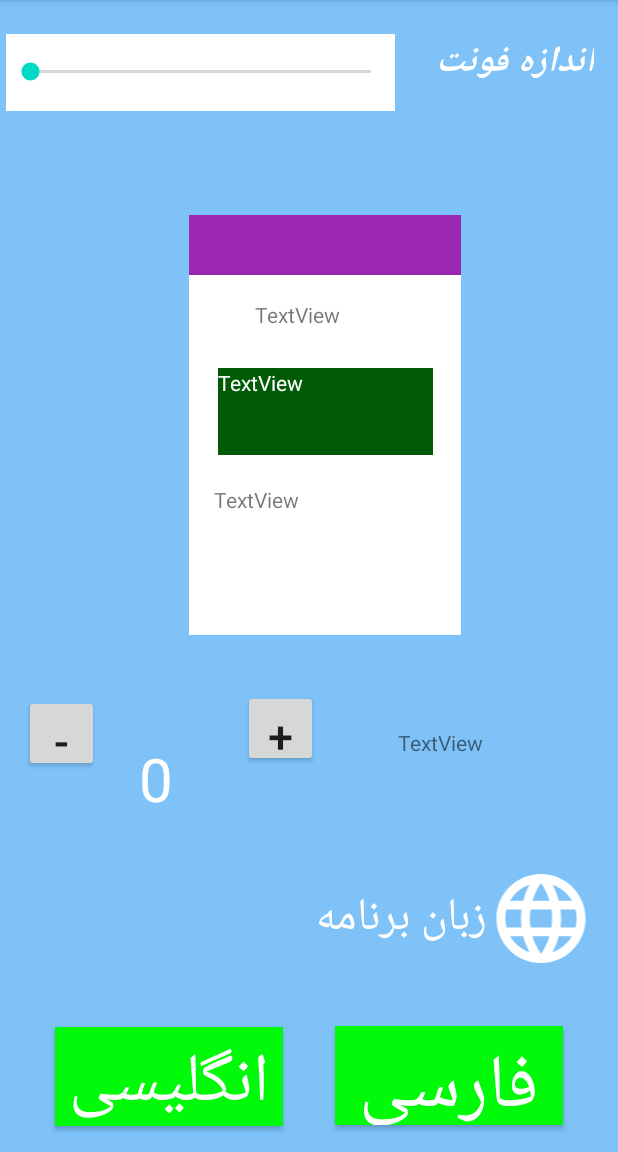
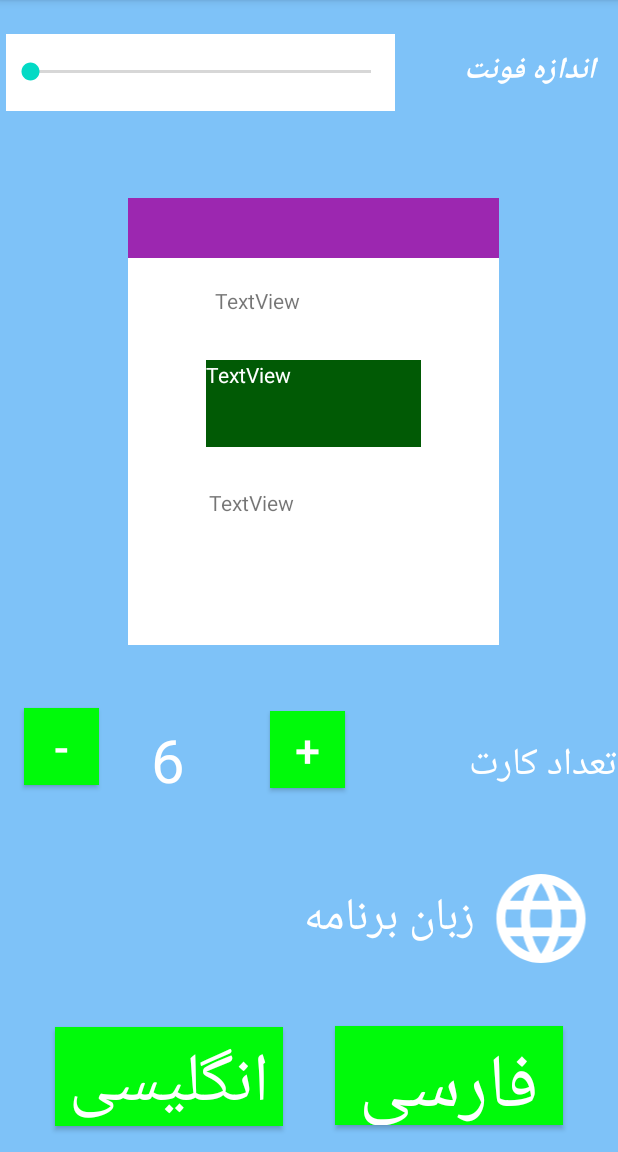
Before and after one commit to arshia2000/leitnary, an Android app: the Setting screen opened directly, with no data from a screen before it, after a tap on "فارسی", on a phone screen of 412 x 824 dp, the part 84-1236 px from its top. Run offline under Robolectric (Android 15) with nearby library versions, the phone set to English and light mode, and no system bars.

Commit message:
setting5

```diff
--- a/app/src/main/AndroidManifest.xml
+++ b/app/src/main/AndroidManifest.xml
@@ -16,14 +16,14 @@
         android:theme="@style/AppTheme">
         <activity android:name=".ui.AddCard"></activity>
         <activity android:name=".ui.Setting"></activity>
-        <activity android:name=".ui.Splash">
+        <activity android:name=".MainActivity">
             <intent-filter>
                 <action android:name="android.intent.action.MAIN" />
 
                 <category android:name="android.intent.category.LAUNCHER" />
             </intent-filter>
         </activity>
-        <activity android:name=".MainActivity"></activity>
+       <activity android:name=".ui.Splash"></activity>
     </application>
 
 </manifest>
--- a/app/src/main/java/com/avmhl/leitnary/sharedPreferences/Save.java
+++ b/app/src/main/java/com/avmhl/leitnary/ui/Save.java
@@ -1,4 +1,4 @@
-package com.avmhl.leitnary.sharedPreferences;
+package com.avmhl.leitnary.ui;
 
 public class Save
 {
@@ -7,7 +7,7 @@ public class Save
     public static final String color_back = "color_back";
     public static final String text_size = "text_size";
     public static final String language = "language";
-    public static final String carte = "carte";
+    public static final String cart = "5";
 
 
 
--- a/app/src/main/java/com/avmhl/leitnary/ui/Setting.java
+++ b/app/src/main/java/com/avmhl/leitnary/ui/Setting.java
@@ -1,38 +1,44 @@
 package com.avmhl.leitnary.ui;
 
-import android.content.Intent;
 import android.content.SharedPreferences;
-import android.graphics.Color;
 import android.os.Bundle;
 import android.view.View;
 import android.widget.Button;
 import android.widget.SeekBar;
 import android.widget.TextView;
+import android.widget.Toast;
 
 import androidx.appcompat.app.AppCompatActivity;
 
 import com.avmhl.leitnary.R;
-import com.avmhl.leitnary.sharedPreferences.Save;
 
 public class Setting extends AppCompatActivity {
 
     Button button1, button2, button3, button4, button5;
     SeekBar seekBar;
-    TextView textView1, textView2;
+    TextView textView1, textView2, textView3;
+    SharedPreferences sharedPreferences;
+
+    String lanquage, cart;
+    int carte;
+
 
     @Override
     protected void onCreate(Bundle savedInstanceState) {
         super.onCreate(savedInstanceState);
         setContentView(R.layout.setting);
         inet();
+        SharedPreferences share = getSharedPreferences("share", MODE_PRIVATE);
+        SharedPreferences.Editor edit = share.edit();
+        cart = share.getString(Save.cart, "");
+        textView3.setText(cart);
 
 
     }
 
 
-
     private void inet() {
-
+        textView3 = findViewById(R.id.carteee);
         textView1 = findViewById(R.id.text_halat);
         textView2 = findViewById(R.id.text_font);
         button1 = findViewById(R.id.btn_fa);
@@ -44,32 +50,55 @@ public class Setting extends AppCompatActivity {
 
 
     public void en(View view) {
-    }
-    public void fa(View view) {
+        lanquage = "english";
+        SharedPreferences share = getSharedPreferences("share", MODE_PRIVATE);
+        SharedPreferences.Editor edit = share.edit();
+        edit.putString(Save.language, lanquage);
+        edit.commit();
+
     }
 
-    public void aplly(View view)
-    {
-        SharedPreferences share = getSharedPreferences ( "share",MODE_PRIVATE );
-        SharedPreferences.Editor edit = share.edit ();
-        edit.putString ( Save.color_text,"#000000" );
-        edit.putString ( Save.color_back,"#FFFFFF" );
-        edit.putString ( Save.text_size,"0");
-        edit.putString(Save.language,"persian");
-        edit.commit ();
+    public void fa(View view) {
+
+        lanquage = "persian";
+        SharedPreferences share = getSharedPreferences("share", MODE_PRIVATE);
+        SharedPreferences.Editor edit = share.edit();
+        edit.putString(Save.language, lanquage);
+        edit.commit();
+    }
+
+
+    public void mines(View view) {
+        carte = Integer.parseInt(cart);
+        if (carte == 1) {
+            Toast.makeText(Setting.this, "کم تر نمیشود", Toast.LENGTH_SHORT).show();
+        } else {
+            carte = carte - 1;
+            cart = String.valueOf(carte);
+            String sdcart = cart;
+            textView3.setText(cart);
+            SharedPreferences share = getSharedPreferences("share", MODE_PRIVATE);
+            SharedPreferences.Editor edit = share.edit();
+            edit.putString(Save.cart, sdcart);
+            edit.commit();
+        }
+
+    }
+
+    public void pluse(View view) {
+        carte = Integer.parseInt(cart);
+        if (carte == 10) {
+            Toast.makeText(Setting.this, "بیش تر نمی شود ", Toast.LENGTH_SHORT).show();
+        } else {
+            carte = carte + 1;
+            cart = String.valueOf(carte);
+            textView3.setText(cart);
+            SharedPreferences share = getSharedPreferences("share", MODE_PRIVATE);
+            SharedPreferences.Editor edit = share.edit();
+            edit.putString(Save.cart, cart);
+            edit.commit();
+        }
 
 
     }
-
-    public void def(View view)
-    {
-        SharedPreferences share = getSharedPreferences ( "share",MODE_PRIVATE );
-        SharedPreferences.Editor edit = share.edit ();
-        edit.putString ( Save.color_text,"#000000" );
-        edit.putString ( Save.color_back,"#FFFFFF" );
-        edit.putString ( Save.text_size,"0");
-        edit.putString(Save.language,"persian");
-        edit.putString(Save.carte,"2");
-
-    }
 }
--- a/app/src/main/res/layout/setting.xml
+++ b/app/src/main/res/layout/setting.xml
@@ -26,14 +26,14 @@
             android:textAlignment="center"
             android:textAllCaps="false"
             android:textColor="#FFFFFF"
-            android:textSize="24sp"
+            android:textSize="20sp"
             android:textStyle="bold|italic"
             app:layout_constraintBottom_toBottomOf="parent"
             app:layout_constraintEnd_toEndOf="parent"
-            app:layout_constraintHorizontal_bias="0.567"
+            app:layout_constraintHorizontal_bias="0.903"
             app:layout_constraintStart_toEndOf="@+id/seek"
             app:layout_constraintTop_toTopOf="parent"
-            app:layout_constraintVertical_bias="0.354" />
+            app:layout_constraintVertical_bias="0.508" />
 
         <SeekBar
             android:id="@+id/seek"
@@ -76,7 +76,7 @@
         android:textSize="30sp"
         app:layout_constraintBottom_toBottomOf="parent"
         app:layout_constraintEnd_toEndOf="parent"
-        app:layout_constraintHorizontal_bias="0.494"
+        app:layout_constraintHorizontal_bias="0.447"
         app:layout_constraintStart_toStartOf="parent"
         app:layout_constraintTop_toTopOf="parent"
         app:layout_constraintVertical_bias="0.831" />
@@ -147,15 +147,15 @@
     <androidx.constraintlayout.widget.ConstraintLayout
 
         android:id="@+id/constraintLayout4"
-        android:layout_width="181dp"
-        android:layout_height="280dp"
+        android:layout_width="247dp"
+        android:layout_height="298dp"
         android:background="#FFFFFF"
         app:layout_constraintBottom_toBottomOf="parent"
         app:layout_constraintEnd_toEndOf="parent"
-        app:layout_constraintHorizontal_bias="0.547"
+        app:layout_constraintHorizontal_bias="0.517"
         app:layout_constraintStart_toStartOf="parent"
         app:layout_constraintTop_toBottomOf="@+id/constraintLayout"
-        app:layout_constraintVertical_bias="0.031"
+        app:layout_constraintVertical_bias="0.0"
         tools:ignore="MissingConstraints">
 
         <androidx.constraintlayout.widget.ConstraintLayout
@@ -172,8 +172,8 @@
 
         <TextView
             android:id="@+id/textView"
-            android:layout_width="93dp"
-            android:layout_height="20dp"
+            android:layout_width="131dp"
+            android:layout_height="30dp"
             android:text="TextView"
             app:layout_constraintBottom_toBottomOf="parent"
             app:layout_constraintEnd_toEndOf="parent"
@@ -196,8 +196,8 @@
 
         <TextView
             android:id="@+id/textView3"
-            android:layout_width="148dp"
-            android:layout_height="79dp"
+            android:layout_width="140dp"
+            android:layout_height="78dp"
             android:text="TextView"
             app:layout_constraintBottom_toBottomOf="parent"
             app:layout_constraintEnd_toEndOf="parent"
@@ -207,38 +207,46 @@
     </androidx.constraintlayout.widget.ConstraintLayout>
 
     <Button
+        android:onClick="mines"
         android:id="@+id/mines"
         android:layout_width="50dp"
         android:layout_height="51dp"
         android:layout_marginTop="40dp"
+        android:background="#00FA0A"
         android:text="-"
+        android:textColor="#FFFFFF"
         android:textSize="30dp"
         app:layout_constraintBottom_toBottomOf="parent"
         app:layout_constraintEnd_toEndOf="parent"
         app:layout_constraintHorizontal_bias="0.044"
         app:layout_constraintStart_toStartOf="parent"
         app:layout_constraintTop_toBottomOf="@+id/constraintLayout4"
-        app:layout_constraintVertical_bias="0.0" />
+        app:layout_constraintVertical_bias="0.009" />
 
     <Button
+        android:onClick="pluse"
         android:id="@+id/pluse"
         android:layout_width="50dp"
         android:layout_height="51dp"
         android:layout_marginTop="36dp"
+        android:background="#00FA0A"
         android:text="+"
+        android:textColor="#FFFFFF"
         android:textSize="30dp"
         app:layout_constraintBottom_toBottomOf="parent"
         app:layout_constraintEnd_toEndOf="parent"
-        app:layout_constraintHorizontal_bias="0.325"
+        app:layout_constraintHorizontal_bias="0.386"
         app:layout_constraintStart_toEndOf="@+id/mines"
         app:layout_constraintTop_toBottomOf="@+id/constraintLayout4"
-        app:layout_constraintVertical_bias="0.004" />
+        app:layout_constraintVertical_bias="0.033" />
 
     <TextView
         android:id="@+id/textView4"
-        android:layout_width="139dp"
+        android:layout_width="168dp"
         android:layout_height="45dp"
-        android:text="TextView"
+        android:text="تعداد کارت "
+        android:textColor="#FFFFFF"
+        android:textSize="25sp"
         app:layout_constraintBottom_toTopOf="@+id/text_halat"
         app:layout_constraintEnd_toEndOf="parent"
         app:layout_constraintHorizontal_bias="0.883"
@@ -247,19 +255,18 @@
         app:layout_constraintVertical_bias="0.522" />
 
     <TextView
-        android:id="@+id/textView6"
-        android:layout_width="47dp"
-        android:layout_height="48dp"
-        android:layout_marginBottom="192dp"
-        android:text="0"
+        android:id="@+id/carteee"
+        android:layout_width="62dp"
+        android:layout_height="53dp"
+        android:text=" 0"
         android:textColor="#FFFFFF"
         android:textSize="40sp"
-        app:layout_constraintBottom_toBottomOf="@+id/btn_en"
+        app:layout_constraintBottom_toBottomOf="parent"
         app:layout_constraintEnd_toStartOf="@+id/pluse"
-        app:layout_constraintHorizontal_bias="0.551"
+        app:layout_constraintHorizontal_bias="0.673"
         app:layout_constraintStart_toEndOf="@+id/mines"
         app:layout_constraintTop_toBottomOf="@+id/constraintLayout4"
-        app:layout_constraintVertical_bias="0.784"
+        app:layout_constraintVertical_bias="0.174"
         tools:ignore="MissingConstraints" />
 
 
```
Also changed, not shown: app/src/main/java/com/avmhl/leitnary/MainActivity.java (+16 -3 lines), app/src/main/res/layout/activity_main.xml (+13 -0 lines).
